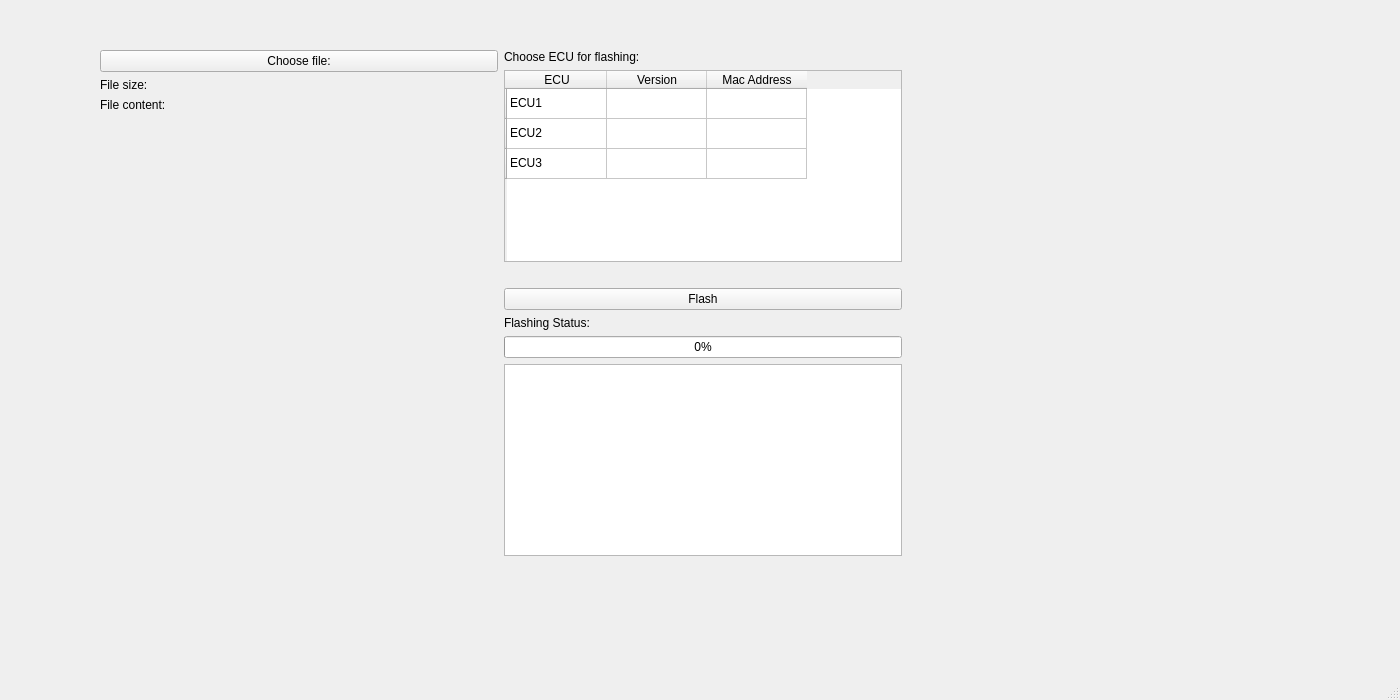
First picture: the form in WINDOWS_GUI/mainwindow.ui, repository amosproj/amos2024ss07-updating-flash-boot-loader, before the edit.
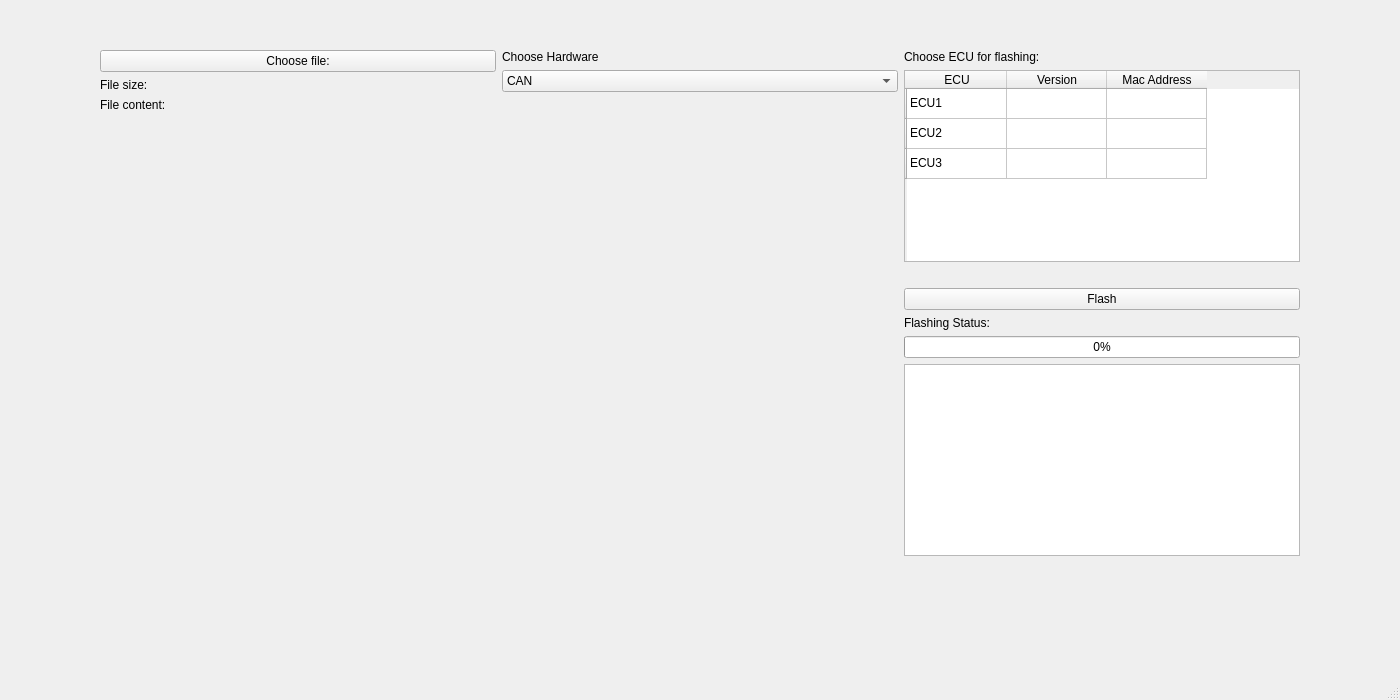
Second picture: the form after the edit.

Commit message: added some drop down menus

The edit to the form file:
```diff
--- a/WINDOWS_GUI/mainwindow.ui
+++ b/WINDOWS_GUI/mainwindow.ui
@@ -75,6 +75,62 @@
        </item>
       </layout>
      </item>
+     <item>
+      <layout class="QVBoxLayout" name="verticalLayout_channel">
+       <item>
+        <widget class="QLabel" name="label_channel">
+         <property name="text">
+          <string>Choose Hardware</string>
+         </property>
+        </widget>
+       </item>
+       <item>
+        <widget class="QComboBox" name="comboBox_channel">
+         <item>
+          <property name="text">
+           <string>CAN</string>
+          </property>
+         </item>
+         <item>
+          <property name="text">
+           <string>CAN-FD</string>
+          </property>
+         </item>
+         <item>
+          <property name="text">
+           <string>Ethernet</string>
+          </property>
+         </item>
+        </widget>
+       </item>
+       <item>
+        <spacer name="verticalSpacer_3">
+         <property name="orientation">
+          <enum>Qt::Vertical</enum>
+         </property>
+         <property name="sizeHint" stdset="0">
+          <size>
+           <width>20</width>
+           <height>40</height>
+          </size>
+         </property>
+        </spacer>
+       </item>
+       <item>
+        <spacer name="horizontalSpacer_4">
+         <property name="orientation">
+          <enum>Qt::Horizontal</enum>
+         </property>
+         <property name="sizeHint" stdset="0">
+          <size>
+           <width>40</width>
+           <height>20</height>
+          </size>
+         </property>
+        </spacer>
+       </item>
+      </layout>
+     </item>
      <item>
       <layout class="QVBoxLayout" name="verticalLayout_ECU">
        <item>
@@ -203,19 +259,6 @@
        </item>
       </layout>
      </item>
-     <item>
-      <spacer name="horizontalSpacer_3">
-       <property name="orientation">
-        <enum>Qt::Horizontal</enum>
-       </property>
-       <property name="sizeHint" stdset="0">
-        <size>
-         <width>20</width>
-         <height>40</height>
-        </size>
-       </property>
-      </spacer>
-     </item>
     </layout>
    </widget>
   </widget>
```
The commit also changes 2 other files.
